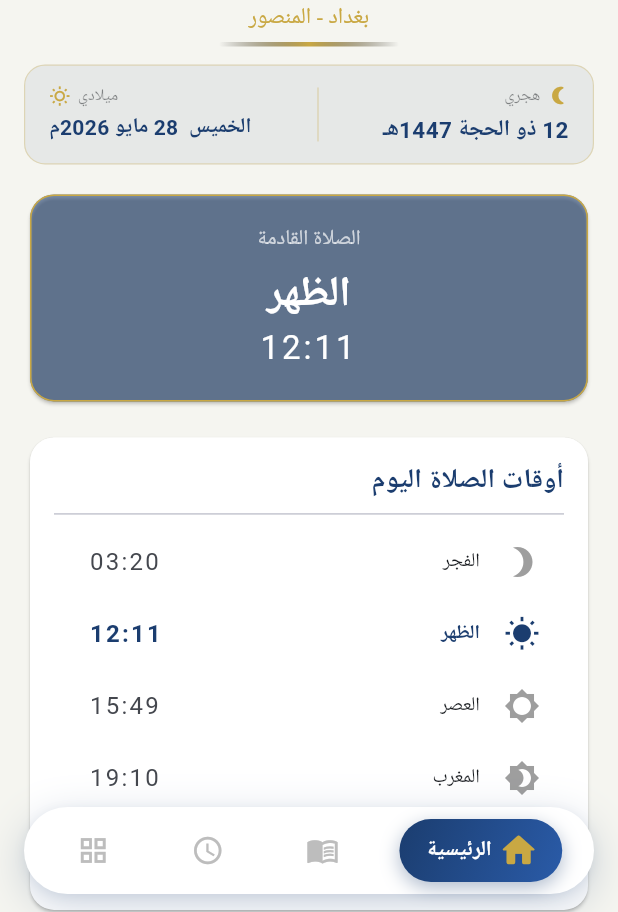
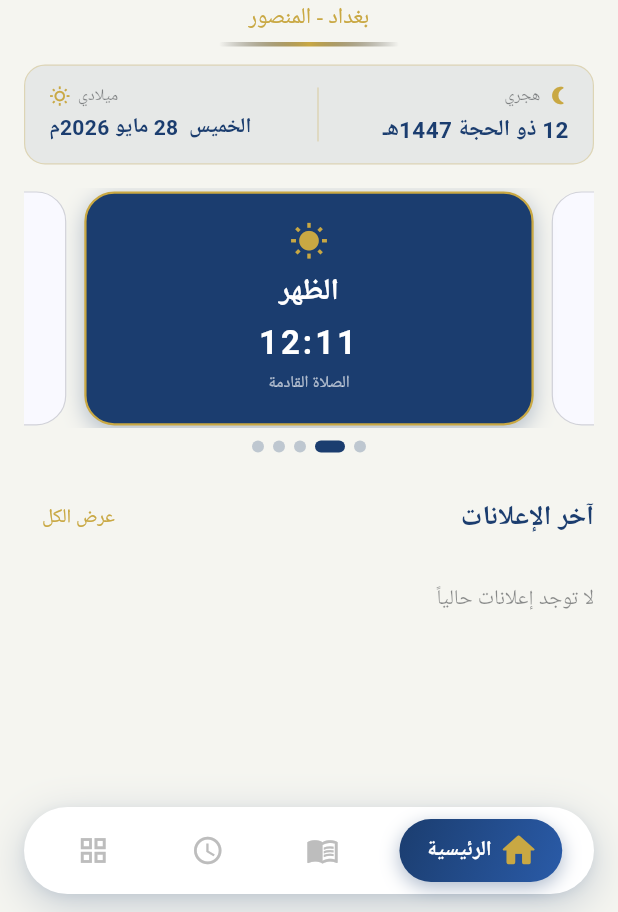
Before and after one commit to ahmedjhadalinajafi-droid/as, a Flutter app: the screen it shows after launch, on a phone screen of 412 x 824 dp, the part 324-1236 px from its top. Run offline on Flutter 3.47's test engine with Material 3 defaults, Android fonts, the phone set to English and light mode, and no system bars; our stand-ins replace cached_network_image, cloud_firestore, firebase_auth, firebase_core, firebase_messaging, firebase_storage and 7 more; missing offline and left inert: audio_session, home_widget; accounts and stored records are empty; Roboto replaces fonts that are missing (ScheherazadeNew).

```diff
--- a/lib/main.dart
+++ b/lib/main.dart
@@ -511,11 +511,28 @@ class _HomePageState extends State<HomePage> {
   String _nextPrayer = '';
   String _nextPrayerTime = '';
   bool _loading = true;
+  late final PageController _prayerPageController;
+  int _prayerPageIndex = 0;
+
+  static const _prayers = [
+    ('fajr',    'الفجر',  Icons.brightness_3),
+    ('dhuhr',   'الظهر',  Icons.wb_sunny),
+    ('asr',     'العصر',  Icons.brightness_5),
+    ('maghrib', 'المغرب', Icons.brightness_4),
+    ('isha',    'العشاء', Icons.nights_stay),
+  ];
 
   @override
   void initState() {
     super.initState();
+    _prayerPageController = PageController(viewportFraction: 0.82);
     _loadPrayerTimes();
+  }
+
+  @override
+  void dispose() {
+    _prayerPageController.dispose();
+    super.dispose();
   }
 
   Future<void> _loadPrayerTimes() async {
@@ -582,18 +599,26 @@ class _HomePageState extends State<HomePage> {
       final m = int.tryParse(parts[1]) ?? 0;
       if (h > now.hour || (h == now.hour && m > now.minute)) {
         if (!mounted) return;
+        final idx = order.indexOf(key);
         setState(() {
           _nextPrayer = names[key] ?? key;
           _nextPrayerTime = t;
+          _prayerPageIndex = idx;
+        });
+        WidgetsBinding.instance.addPostFrameCallback((_) {
+          if (mounted && _prayerPageController.hasClients) {
+            _prayerPageController.jumpToPage(idx);
+          }
         });
         return;
       }
     }
-    // After isha — next is fajr
+    // After isha — next is fajr (index 0)
     if (!mounted) return;
     setState(() {
       _nextPrayer = 'الفجر';
       _nextPrayerTime = times['fajr'] ?? '';
+      _prayerPageIndex = 0;
     });
   }
 
@@ -699,71 +724,16 @@ class _HomePageState extends State<HomePage> {
             const _DualDateBanner(),
             const SizedBox(height: 16),
 
-            // Next prayer card
-            if (_nextPrayer.isNotEmpty)
-              Card(
-                color: const Color(0xFF1B3D6F).withOpacity(0.55),
-                shape: RoundedRectangleBorder(
-                    borderRadius: BorderRadius.circular(16),
-                    side: const BorderSide(color: Color(0xFFC9A843), width: 1)),
+            // Prayer times carousel
+            if (_loading)
+              const Center(
                 child: Padding(
-                  padding: const EdgeInsets.all(20),
-                  child: Column(
-                    children: [
-                      const Text(
-                        'الصلاة القادمة',
-                        style: TextStyle(color: Colors.white70, fontSize: 14),
-                      ),
-                      const SizedBox(height: 6),
-                      Text(
-                        _nextPrayer,
-                        style: const TextStyle(
-                          color: Colors.white,
-                          fontSize: 28,
-                          fontWeight: FontWeight.bold,
-                        ),
-                      ),
-                      Text(
-                        _nextPrayerTime,
-                        style: const TextStyle(
-                          color: Colors.white,
-                          fontSize: 22,
-                          letterSpacing: 2,
-                        ),
-                      ),
-                    ],
-                  ),
+                  padding: EdgeInsets.all(24),
+                  child: CircularProgressIndicator(),
                 ),
-              ),
-
-            const SizedBox(height: 16),
-
-            // Today's prayer times
-            if (_loading)
-              const Center(child: CircularProgressIndicator())
+              )
             else
-              Card(
-                shape: RoundedRectangleBorder(
-                    borderRadius: BorderRadius.circular(16)),
-                child: Padding(
-                  padding: const EdgeInsets.all(16),
-                  child: Column(
-                    crossAxisAlignment: CrossAxisAlignment.start,
-                    children: [
-                      Text(
-                        'أوقات الصلاة اليوم',
-                        style: TextStyle(
-                          fontSize: 18,
-                          fontWeight: FontWeight.bold,
-                          color: cs.primary,
-                        ),
-                      ),
-                      const Divider(),
-                      ..._buildPrayerRows(),
-                    ],
-                  ),
-                ),
-              ),
+              _buildPrayerCarousel(cs),
 
             const SizedBox(height: 20),
 
@@ -778,44 +748,131 @@ class _HomePageState extends State<HomePage> {
     );
   }
 
-  List<Widget> _buildPrayerRows() {
-    const prayers = [
-      ('fajr', 'الفجر', Icons.brightness_3),
-      ('dhuhr', 'الظهر', Icons.wb_sunny),
-      ('asr', 'العصر', Icons.brightness_5),
-      ('maghrib', 'المغرب', Icons.brightness_4),
-      ('isha', 'العشاء', Icons.nights_stay),
-    ];
-
-    return prayers.map((p) {
-      final time = _todayPrayers[p.$1] ?? '--:--';
-      final isNext = p.$2 == _nextPrayer;
-      return ListTile(
-        dense: true,
-        leading: Icon(
-          p.$3,
-          color: isNext
-              ? Theme.of(context).colorScheme.primary
-              : Colors.grey,
-        ),
-        title: Text(
-          p.$2,
-          style: TextStyle(
-            fontWeight: isNext ? FontWeight.bold : FontWeight.normal,
-            color: isNext ? Theme.of(context).colorScheme.primary : null,
+  Widget _buildPrayerCarousel(ColorScheme cs) {
+    return Column(
+      children: [
+        SizedBox(
+          height: 160,
+          child: PageView.builder(
+            controller: _prayerPageController,
+            itemCount: _prayers.length,
+            onPageChanged: (i) => setState(() => _prayerPageIndex = i),
+            itemBuilder: (ctx, i) {
+              final key  = _prayers[i].$1;
+              final name = _prayers[i].$2;
+              final icon = _prayers[i].$3;
+              final time = _todayPrayers[key] ?? '--:--';
+              return _PrayerCard(
+                name: name,
+                time: time,
+                icon: icon,
+                isNext: name == _nextPrayer,
+                cs: cs,
+              );
+            },
           ),
         ),
-        trailing: Text(
-          time,
-          style: TextStyle(
-            fontSize: 16,
-            fontWeight: isNext ? FontWeight.bold : FontWeight.normal,
-            color: isNext ? Theme.of(context).colorScheme.primary : null,
-            letterSpacing: 1.5,
+        const SizedBox(height: 8),
+        Row(
+          mainAxisAlignment: MainAxisAlignment.center,
+          children: List.generate(_prayers.length, (i) {
+            return AnimatedContainer(
+              duration: const Duration(milliseconds: 250),
+              margin: const EdgeInsets.symmetric(horizontal: 3),
+              width: i == _prayerPageIndex ? 20 : 8,
+              height: 8,
+              decoration: BoxDecoration(
+                color: i == _prayerPageIndex
+                    ? cs.primary
+                    : cs.primary.withOpacity(0.25),
+                borderRadius: BorderRadius.circular(4),
+              ),
+            );
+          }),
+        ),
+      ],
+    );
+  }
+}
+
+// ─── Prayer Card ─────────────────────────────────────────────────────────────
+
+class _PrayerCard extends StatelessWidget {
+  final String name;
+  final String time;
+  final IconData icon;
+  final bool isNext;
+  final ColorScheme cs;
+  const _PrayerCard({
+    required this.name,
+    required this.time,
+    required this.icon,
+    required this.isNext,
+    required this.cs,
+  });
+
+  @override
+  Widget build(BuildContext context) {
+    const navy = Color(0xFF1B3D6F);
+    const gold = Color(0xFFC9A843);
+    return Padding(
+      padding: const EdgeInsets.symmetric(horizontal: 6, vertical: 2),
+      child: Container(
+        decoration: BoxDecoration(
+          color: isNext ? navy : cs.surface,
+          borderRadius: BorderRadius.circular(20),
+          border: Border.all(
+            color: isNext ? gold : cs.outline.withOpacity(0.3),
+            width: isNext ? 1.5 : 0.8,
           ),
+          boxShadow: isNext
+              ? [
+                  BoxShadow(
+                    color: navy.withOpacity(0.3),
+                    blurRadius: 12,
+                    offset: const Offset(0, 4),
+                  )
+                ]
+              : null,
         ),
-      );
-    }).toList();
+        child: Column(
+          mainAxisAlignment: MainAxisAlignment.center,
+          children: [
+            Icon(icon, size: 26, color: isNext ? gold : cs.primary),
+            const SizedBox(height: 6),
+            Text(
+              name,
+              style: TextStyle(
+                fontSize: 20,
+                fontWeight: FontWeight.bold,
+                color: isNext ? Colors.white : cs.onSurface,
+              ),
+            ),
+            const SizedBox(height: 4),
+            Text(
+              time,
+              style: TextStyle(
+                fontSize: 22,
+                letterSpacing: 2,
+                fontWeight: isNext ? FontWeight.bold : FontWeight.normal,
+                color: isNext ? Colors.white : cs.onSurface,
+              ),
+            ),
+            if (isNext)
+              Padding(
+                padding: const EdgeInsets.only(top: 3),
+                child: Text(
+                  'الصلاة القادمة',
+                  style: TextStyle(
+                    fontSize: 11,
+                    color: Colors.white.withOpacity(0.65),
+                  ),
+                ),
+              ),
+          ],
+        ),
+      ),
+    );
   }
 }
 
--- a/lib/quran_page.dart
+++ b/lib/quran_page.dart
@@ -459,7 +459,6 @@ class _SurahReaderPageState extends State<SurahReaderPage> {
           Expanded(
             child: PageView.builder(
               controller: _pageController,
-              reverse: true,
               itemCount: widget.surahs.length,
               onPageChanged: (i) {
                 _stopAudio();
@@ -516,9 +515,19 @@ class _SurahContentState extends State<_SurahContent> {
       return const Center(child: CircularProgressIndicator());
     }
 
+    // Group verses into 30-verse flowing chunks (Mushaf paragraph style)
+    const chunkSize = 30;
+    final chunks = <String>[];
+    for (int i = 0; i < _verses!.length; i += chunkSize) {
+      final end = (i + chunkSize).clamp(0, _verses!.length);
+      chunks.add(
+        _verses!.sublist(i, end).map((v) => '${v.text} ﴿${v.id}﴾').join(' '),
+      );
+    }
+
     return ListView.builder(
       padding: const EdgeInsets.symmetric(horizontal: 20, vertical: 8),
-      itemCount: _verses!.length + 1,
+      itemCount: chunks.length + 1,
       itemBuilder: (ctx, i) {
         if (i == 0) {
           return Padding(
@@ -557,11 +566,10 @@ class _SurahContentState extends State<_SurahContent> {
             ),
           );
         }
-        final v = _verses![i - 1];
         return Padding(
-          padding: const EdgeInsets.symmetric(vertical: 4),
+          padding: const EdgeInsets.only(bottom: 8),
           child: Text(
-            '${v.text} ﴿${v.id}﴾',
+            chunks[i - 1],
             textDirection: TextDirection.rtl,
             textAlign: TextAlign.justify,
             style: TextStyle(
```
